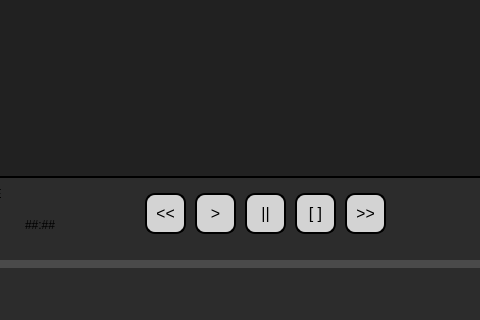
Before: the Qt Designer form music-player-qt/mainwindow.ui in juangonzalez22/music-player-qt, drawn with Qt 5; both pictures show x 355 to 835 and y 256 to 576 of the 1024 by 576 pixel window.
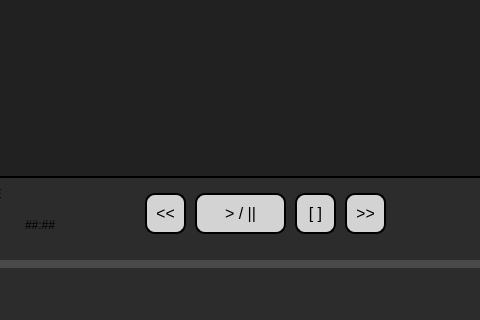
After: the same form once the commit is applied.

Commit message: Botón único para reproducción y pausa

The edit to the form file:
```diff
--- a/music-player-qt/mainwindow.ui
+++ b/music-player-qt/mainwindow.ui
@@ -88,75 +88,6 @@
      <enum>QFrame::Shadow::Raised</enum>
     </property>
    </widget>
-   <widget class="QPushButton" name="btnPlay">
-    <property name="geometry">
-     <rect>
-      <x>550</x>
-      <y>430</y>
-      <width>41</width>
-      <height>41</height>
-     </rect>
-    </property>
-    <property name="font">
-     <font>
-      <pointsize>-1</pointsize>
-     </font>
-    </property>
-    <property name="styleSheet">
-     <string notr="true">QPushButton {
-    background-color: #D3D3D3; /* Color de fondo gris claro */
-    color: black; /* Color del texto */
-    border: 2px solid black; /* Borde negro */
-    border-radius: 10px; /* Bordes redondeados */
-    padding: 10px; /* Espaciado interno */
-    font-size: 16px; /* Tamaño de fuente */
-}
-
-QPushButton:hover {
-    background-color: #C0C0C0; /* Color cuando se pasa el mouse */
-}
-
-QPushButton:pressed {
-    background-color: #A9A9A9; /* Color cuando se hace clic */
-}
-</string>
-    </property>
-    <property name="text">
-     <string>&gt;</string>
-    </property>
-   </widget>
-   <widget class="QPushButton" name="btnPause">
-    <property name="geometry">
-     <rect>
-      <x>600</x>
-      <y>430</y>
-      <width>41</width>
-      <height>41</height>
-     </rect>
-    </property>
-    <property name="styleSheet">
-     <string notr="true">QPushButton {
-    background-color: #D3D3D3; /* Color de fondo gris claro */
-    color: black; /* Color del texto */
-    border: 2px solid black; /* Borde negro */
-    border-radius: 10px; /* Bordes redondeados */
-    padding: 10px; /* Espaciado interno */
-    font-size: 16px; /* Tamaño de fuente */
-}
-
-QPushButton:hover {
-    background-color: #C0C0C0; /* Color cuando se pasa el mouse */
-}
-
-QPushButton:pressed {
-    background-color: #A9A9A9; /* Color cuando se hace clic */
-}
-</string>
-    </property>
-    <property name="text">
-     <string>||</string>
-    </property>
-   </widget>
    <widget class="QPushButton" name="btnStop">
     <property name="geometry">
      <rect>
@@ -422,6 +353,37 @@
      <string>X</string>
     </property>
    </widget>
+   <widget class="QPushButton" name="btnPlayPause">
+    <property name="geometry">
+     <rect>
+      <x>550</x>
+      <y>430</y>
+      <width>91</width>
+      <height>41</height>
+     </rect>
+    </property>
+    <property name="styleSheet">
+     <string notr="true">QPushButton {
+    background-color: #D3D3D3; /* Color de fondo gris claro */
+    color: black; /* Color del texto */
+    border: 2px solid black; /* Borde negro */
+    border-radius: 10px; /* Bordes redondeados */
+    padding: 10px; /* Espaciado interno */
+    font-size: 16px; /* Tamaño de fuente */
+}
+
+QPushButton:hover {
+    background-color: #C0C0C0; /* Color cuando se pasa el mouse */
+}
+
+QPushButton:pressed {
+    background-color: #A9A9A9; /* Color cuando se hace clic */
+}</string>
+    </property>
+    <property name="text">
+     <string>&gt; / ||</string>
+    </property>
+   </widget>
   </widget>
   <widget class="QMenuBar" name="menubar">
    <property name="geometry">
```
The commit also changes 2 other files.
